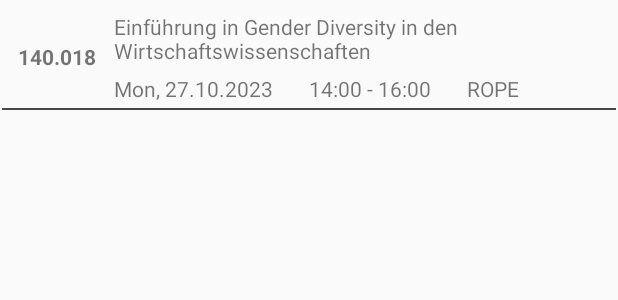
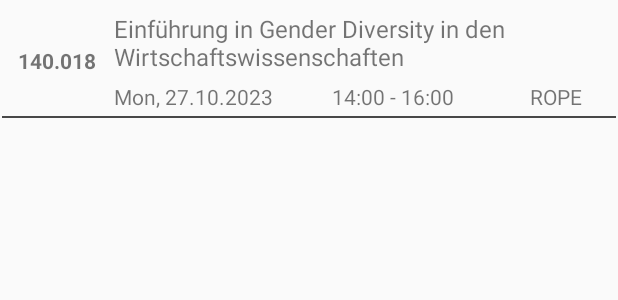
Before and after one commit to Marty-Byrde/Campus-Wrapper, an Android app: the layout exam_list_item_basic.xml on its own in the app's theme, with its tools: preview values and no code run, on a phone screen of 412 x 824 dp. Shown: the top 300 px of the screen. Run offline under Robolectric (Android 15) with nearby library versions, the phone set to English and light mode, and no system bars; network calls fail.

Commit message:
refactor: fixed spacing of exam-list-item

```diff
--- a/app/src/main/res/layout/exam_list_item_basic.xml
+++ b/app/src/main/res/layout/exam_list_item_basic.xml
@@ -17,15 +17,17 @@
             android:layout_width="0dp"
             android:layout_height="wrap_content" android:id="@+id/txtLectureName_ExamListItem"
             app:layout_constraintStart_toEndOf="@+id/txtLectureID_ExamListItem" android:layout_marginStart="12dp"
-            android:layout_marginEnd="12dp" app:layout_constraintEnd_toEndOf="parent"
-            app:layout_constraintTop_toTopOf="parent" android:layout_marginTop="8dp"/>
+            android:layout_marginEnd="24dp" app:layout_constraintEnd_toEndOf="parent"
+            app:layout_constraintTop_toTopOf="parent" android:layout_marginTop="8dp"
+            android:textSize="16sp"/>
     <TextView
             android:text="ROPE"
             android:layout_width="wrap_content"
             android:layout_height="wrap_content" android:id="@+id/txtRoom_ExamListItem"
             app:layout_constraintBottom_toBottomOf="parent" android:layout_marginBottom="6dp"
-            app:layout_constraintVertical_bias="0.0" app:layout_constraintStart_toEndOf="@+id/txtTime_ExamListItem"
-            android:layout_marginStart="24dp" app:layout_constraintTop_toTopOf="@+id/txtDate_ExamListItem"/>
+            app:layout_constraintVertical_bias="0.0"
+            app:layout_constraintTop_toTopOf="@+id/txtDate_ExamListItem"
+            app:layout_constraintEnd_toEndOf="@+id/txtLectureName_ExamListItem"/>
     <androidx.constraintlayout.widget.ConstraintLayout
             android:layout_width="0dp"
             android:layout_height="1dp"
@@ -39,12 +41,13 @@
             android:text="Mon, 27.10.2023"
             android:layout_width="wrap_content"
             android:layout_height="wrap_content" android:id="@+id/txtDate_ExamListItem"
-            app:layout_constraintStart_toStartOf="@+id/txtLectureName_ExamListItem"
-            app:layout_constraintTop_toBottomOf="@+id/txtLectureName_ExamListItem" android:layout_marginTop="6dp"/>
+            app:layout_constraintTop_toBottomOf="@+id/txtLectureName_ExamListItem" android:layout_marginTop="6dp"
+            app:layout_constraintStart_toStartOf="@+id/txtLectureName_ExamListItem"/>
     <TextView
             android:text="14:00 - 16:00"
             android:layout_width="wrap_content"
             android:layout_height="wrap_content" android:id="@+id/txtTime_ExamListItem"
-            app:layout_constraintStart_toEndOf="@+id/txtDate_ExamListItem" android:layout_marginStart="24dp"
-            app:layout_constraintTop_toTopOf="@+id/txtDate_ExamListItem"/>
+            app:layout_constraintTop_toTopOf="@+id/txtDate_ExamListItem"
+            app:layout_constraintEnd_toStartOf="@+id/txtRoom_ExamListItem" android:layout_marginEnd="12dp"
+            app:layout_constraintStart_toEndOf="@+id/txtDate_ExamListItem"/>
 </androidx.constraintlayout.widget.ConstraintLayout>
```
